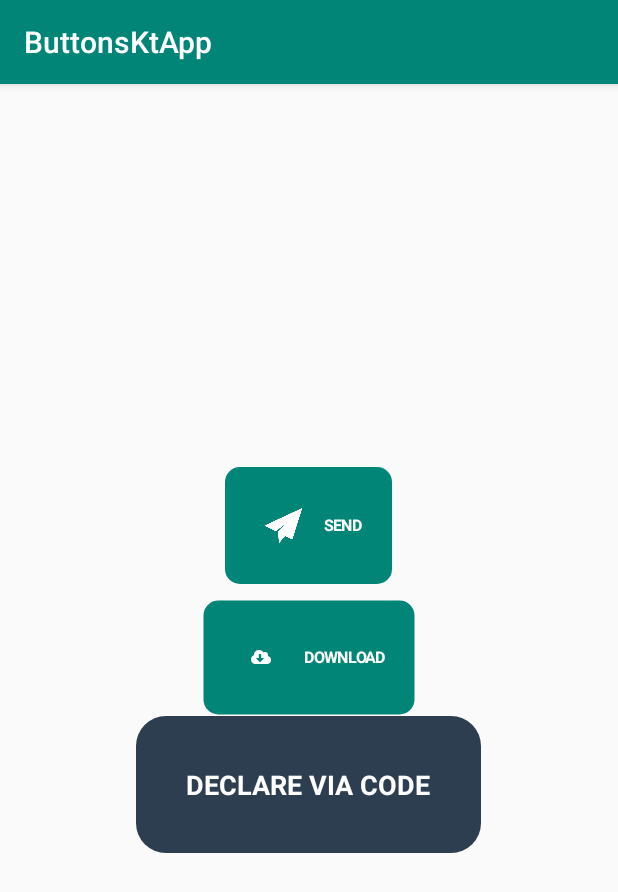
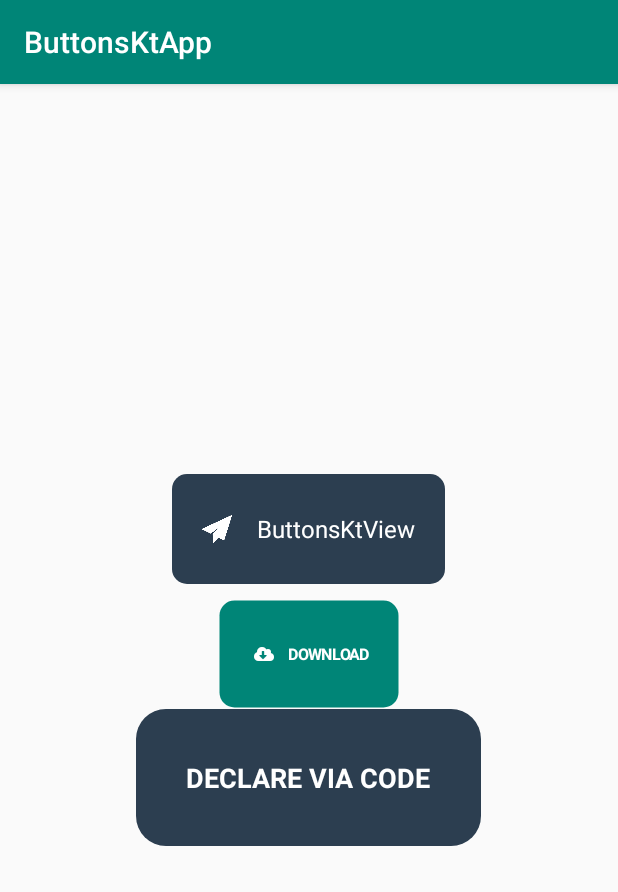
Before and after one commit to joshuadeguzman/ButtonsKt, an Android app: the screen it shows after launch (MainActivity), on a phone screen of 412 x 824 dp. Shown: the top 892 px of the screen. Run offline under Robolectric (Android 15) with nearby library versions, the phone set to English and light mode, and no system bars.

Commit message:
Update default value styles

```diff
--- a/app/src/main/res/layout/activity_main.xml
+++ b/app/src/main/res/layout/activity_main.xml
@@ -13,16 +13,7 @@
         android:layout_width="wrap_content"
         android:layout_height="wrap_content"
         android:textAlignment="center"
-        app:bkt_defaultBackgroundColor="@color/colorPrimary"
-        app:bkt_disabledTextColor="@android:color/darker_gray"
-        app:bkt_focusedBackgroundColor="@color/colorPrimaryDark"
-        app:bkt_iconDrawable="@drawable/ic_sample"
-        app:bkt_iconMarginRight="5dp"
-        app:bkt_radius="10dp"
-        app:bkt_text="SEND"
-        app:bkt_textColor="@android:color/white"
-        app:bkt_textSize="7dp"
-        app:bkt_textStyle="bold" />
+        app:bkt_iconDrawable="@drawable/ic_sample"/>
 
     <io.jmdg.buttonskt.ButtonsKtView
         android:id="@+id/bkt_demo_xml_2"
--- a/buttonskt/src/main/java/io/jmdg/buttonskt/entities/ButtonsKt.kt
+++ b/buttonskt/src/main/java/io/jmdg/buttonskt/entities/ButtonsKt.kt
@@ -19,13 +19,13 @@ data class ButtonsKt(
         internal var iconDrawable: Int = -1,
         internal var iconTint: Int = Color.WHITE,
         internal var disabledIconTint: Int = Color.TRANSPARENT,
-        internal var iconArea: Float = 25f,
+        internal var iconArea: Float = 20f,
 
         // Icon Margin
         internal var iconMargin: Int = 0,
-        internal var iconMarginLeft: Int = 10,
+        internal var iconMarginLeft: Int = 0,
         internal var iconMarginTop: Int = 10,
-        internal var iconMarginRight: Int = 25,
+        internal var iconMarginRight: Int = 10,
         internal var iconMarginBottom: Int = 10,
 
         // Icon Padding
@@ -37,7 +37,7 @@ data class ButtonsKt(
 
         // Text
         internal var text: String = "ButtonsKtView",
-        internal var textSize: Float = 15f,
+        internal var textSize: Float = 16f,
         internal var textColor: Int = Color.parseColor("#ffffff"),
         internal var disabledTextColor: Int = Color.parseColor("#ffffff"),
         internal var textGravity: Int = Gravity.CENTER,
@@ -75,7 +75,7 @@ data class ButtonsKt(
         internal var paddingBottom: Int = 30,
 
         // Radius
-        internal var radius: Float = 0f,
+        internal var radius: Float = 10f,
         internal var radiusTopLeft: Float = 0f,
         internal var radiusTopRight: Float = 0f,
         internal var radiusBottomLeft: Float = 0f,
```
